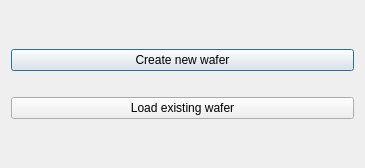
Above: zhinstlib/ui_files/wafer_folder_selection.ui from pikestefan/zhinst_project before the change. Below: the same form after it.
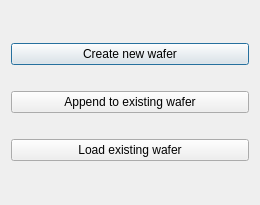
That is the form after the change.

Commit message: Changes to accept a wafer appending mode.

Patch:
```diff
--- a/zhinstlib/ui_files/wafer_folder_selection.ui
+++ b/zhinstlib/ui_files/wafer_folder_selection.ui
@@ -6,20 +6,26 @@
    <rect>
     <x>0</x>
     <y>0</y>
-    <width>365</width>
-    <height>168</height>
+    <width>260</width>
+    <height>205</height>
    </rect>
   </property>
   <property name="sizePolicy">
-   <sizepolicy hsizetype="Fixed" vsizetype="Fixed">
+   <sizepolicy hsizetype="Expanding" vsizetype="Expanding">
     <horstretch>0</horstretch>
     <verstretch>0</verstretch>
    </sizepolicy>
   </property>
+  <property name="minimumSize">
+   <size>
+    <width>260</width>
+    <height>0</height>
+   </size>
+  </property>
   <property name="maximumSize">
    <size>
-    <width>1000</width>
-    <height>168</height>
+    <width>260</width>
+    <height>205</height>
    </size>
   </property>
   <property name="windowTitle">
@@ -67,6 +73,29 @@
        </property>
       </spacer>
      </item>
+     <item>
+      <widget class="QPushButton" name="appendButton">
+       <property name="text">
+        <string>Append to existing wafer</string>
+       </property>
+      </widget>
+     </item>
+     <item>
+      <spacer name="verticalSpacer_4">
+       <property name="orientation">
+        <enum>Qt::Vertical</enum>
+       </property>
+       <property name="sizeType">
+        <enum>QSizePolicy::Fixed</enum>
+       </property>
+       <property name="sizeHint" stdset="0">
+        <size>
+         <width>20</width>
+         <height>20</height>
+        </size>
+       </property>
+      </spacer>
+     </item>
      <item>
       <widget class="QPushButton" name="loadButton">
        <property name="text">
```
The commit also changes 3 other files.
